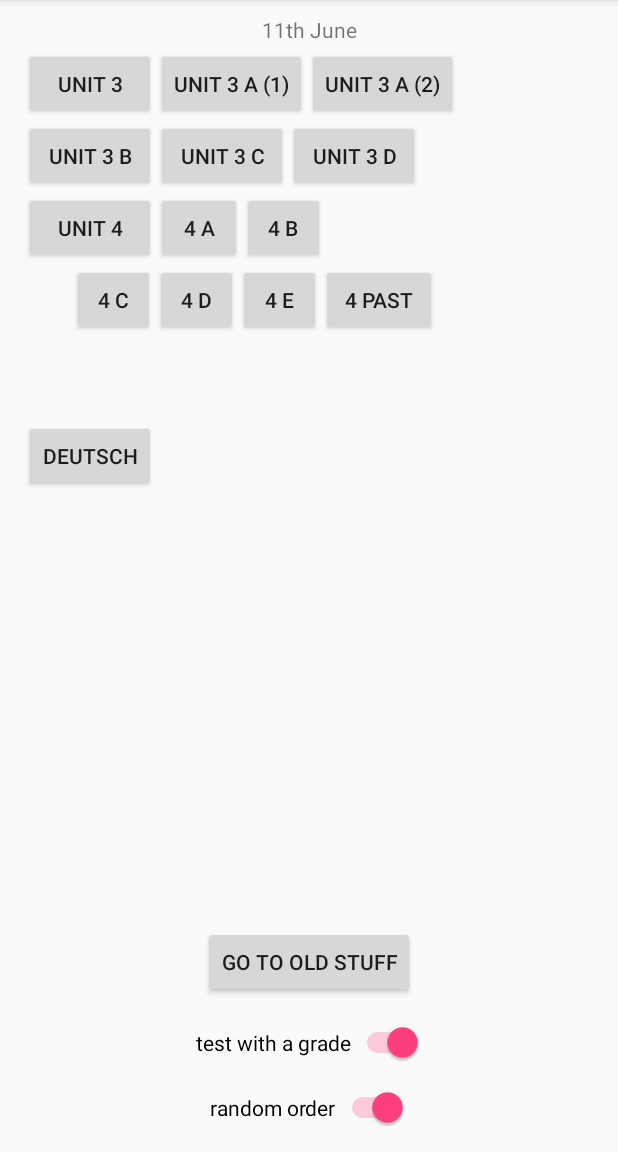
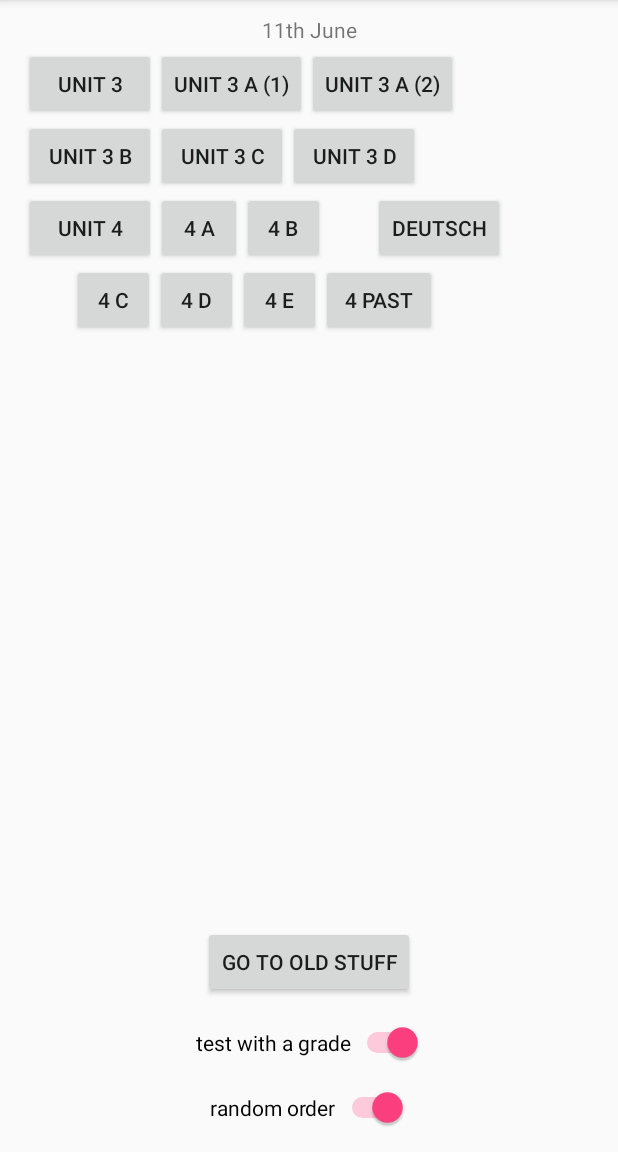
Before and after one commit to dneumann/vocabulary, an Android app: the screen it shows after launch (MainActivity), on a phone screen of 412 x 824 dp, the part 84-1236 px from its top. Run offline under Robolectric (Android 15) with nearby library versions, the phone set to English and light mode, and no system bars.

Commit message:
new beginning

```diff
--- a/app/src/main/res/layout/activity_main.xml
+++ b/app/src/main/res/layout/activity_main.xml
@@ -94,12 +94,11 @@
         android:id="@+id/button21"
         android:layout_width="wrap_content"
         android:layout_height="wrap_content"
-        android:layout_marginStart="16dp"
-        android:layout_marginTop="104dp"
+        android:layout_marginStart="32dp"
         android:onClick="startDeutsch"
         android:text="Deutsch"
-        app:layout_constraintStart_toStartOf="parent"
-        app:layout_constraintTop_toBottomOf="@+id/button24" />
+        app:layout_constraintStart_toEndOf="@+id/button26"
+        app:layout_constraintTop_toBottomOf="@+id/button23" />
 
     <Button
         android:id="@+id/button22"
```
